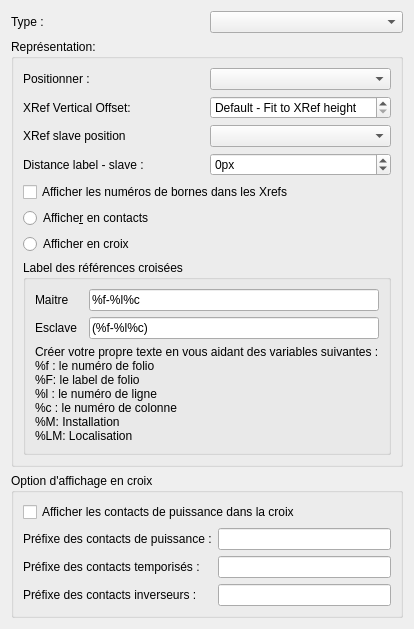
First picture: the form in sources/ui/xrefpropertieswidget.ui, repository qelectrotech/qelectrotech-source-mirror, before the edit.
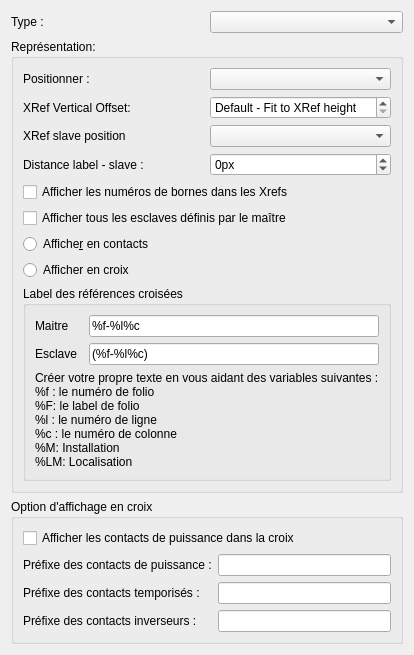
Second picture: the form after the edit.

Commit message: Show all master-defined slaves in the contact comb behind a new option

```diff
--- a/sources/ui/xrefpropertieswidget.ui
+++ b/sources/ui/xrefpropertieswidget.ui
@@ -151,6 +151,16 @@
             </property>
            </widget>
           </item>
+          <item>
+           <widget class="QCheckBox" name="m_show_all_slaves_cb">
+            <property name="toolTip">
+             <string>Afficher dans le peigne de contacts tous les contacts esclaves définis par le maître, même ceux qui ne sont pas encore reliés, dans l'ordre défini par le maître</string>
+            </property>
+            <property name="text">
+             <string>Afficher tous les esclaves définis par le maître</string>
+            </property>
+           </widget>
+          </item>
           <item>
            <widget class="QRadioButton" name="m_display_has_contacts_rb">
             <property name="text">
```
Left out of the diff: 1 changed line with no effect on the pictures. The commit also changes 10 other files.
